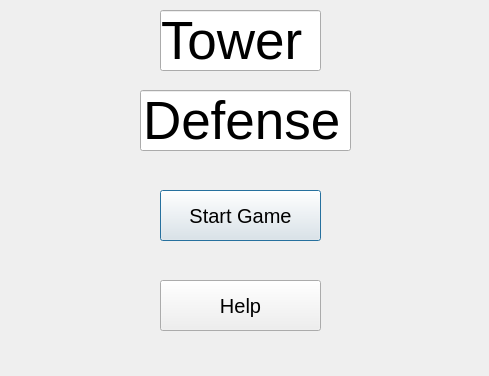
Above: startmenu.ui from Saif-Hashish/TowerDefenseGame before the change. Below: the same form after it.
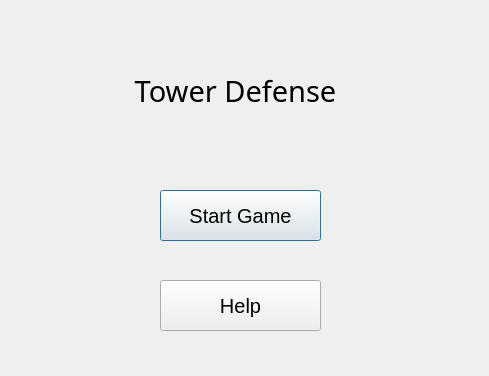
That is the form after the change.

```diff
--- a/startmenu.ui
+++ b/startmenu.ui
@@ -44,40 +44,26 @@
     <string>Help</string>
    </property>
   </widget>
-  <widget class="QLineEdit" name="lineEdit">
+  <widget class="QLabel" name="label">
    <property name="geometry">
     <rect>
-     <x>160</x>
-     <y>10</y>
-     <width>161</width>
-     <height>61</height>
-    </rect>
-   </property>
-   <property name="font">
-    <font>
-     <pointsize>40</pointsize>
-    </font>
-   </property>
-   <property name="text">
-    <string>Tower </string>
-   </property>
-  </widget>
-  <widget class="QLineEdit" name="lineEdit_2">
-   <property name="geometry">
-    <rect>
-     <x>140</x>
-     <y>90</y>
+     <x>130</x>
+     <y>50</y>
      <width>211</width>
-     <height>61</height>
+     <height>81</height>
     </rect>
    </property>
    <property name="font">
     <font>
-     <pointsize>40</pointsize>
+     <family>Harlow Solid Italic</family>
+     <pointsize>22</pointsize>
     </font>
    </property>
    <property name="text">
-    <string>Defense</string>
+    <string>Tower Defense</string>
+   </property>
+   <property name="alignment">
+    <set>Qt::AlignCenter</set>
    </property>
   </widget>
  </widget>
```
